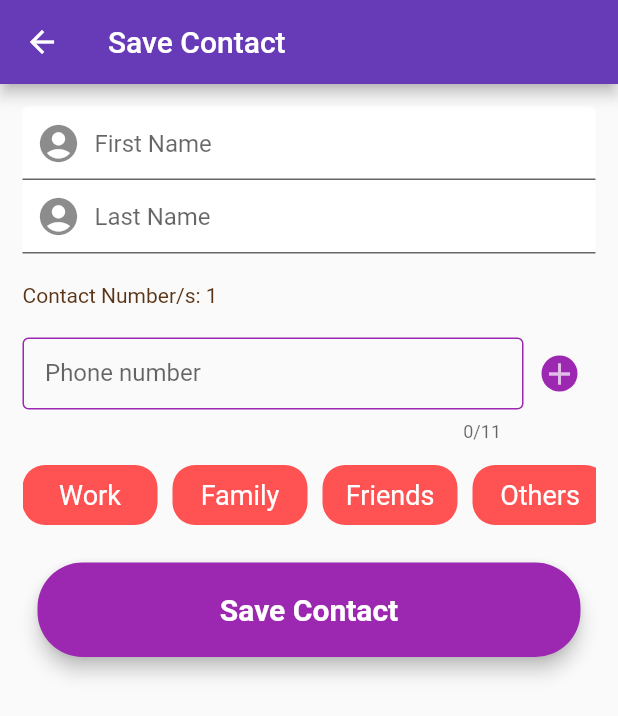
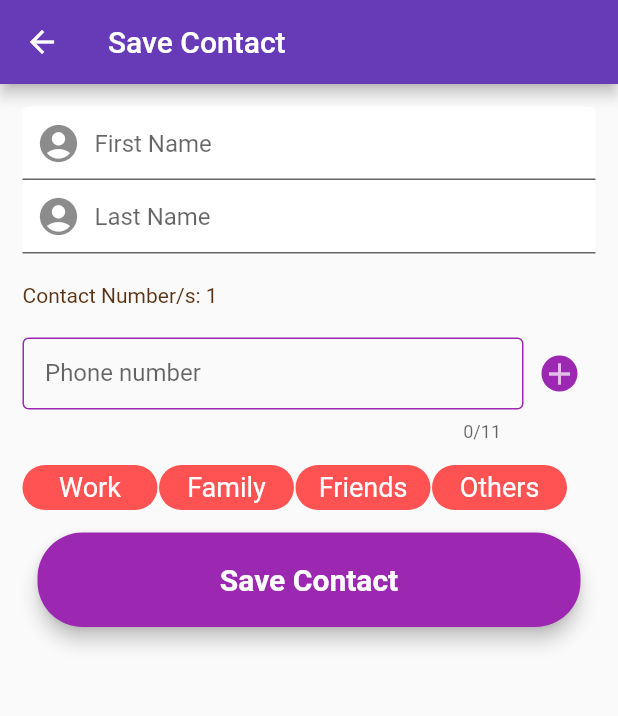
Before and after one commit to AY2020-2021-CpE-OJT/ALVAREZ-TASK004, a Flutter app: the AddContacts screen opened directly, on a phone screen of 412 x 824 dp. Shown: the top 716 px of the screen. Run offline on Flutter 3.47's test engine with Material 2 defaults, Android fonts, the phone set to English and light mode, and no system bars; network calls fail.

Commit message:
Update application contacts

```diff
--- a/lib/screens/add_contacts.dart
+++ b/lib/screens/add_contacts.dart
@@ -121,23 +121,23 @@ class _AddContactsState extends State<AddContacts> {
               height: 15,
             ),
             Container(
-              height: 40,
+              height: 30,
               child: ListView(
                 scrollDirection: Axis.horizontal,
                 children: [
                   _buildContactType('Work'),
-                  SizedBox(width: 10),
+                  SizedBox(width: 1),
                   _buildContactType('Family'),
-                  SizedBox(width: 10),
+                  SizedBox(width: 1),
                   _buildContactType('Friends'),
-                  SizedBox(width: 10),
+                  SizedBox(width: 1),
                   _buildContactType('Others'),
-                  SizedBox(width: 10),
+                  SizedBox(width: 1),
                 ],
               ),
             ),
             SizedBox(
-              height: 25,
+              height: 15,
             ),
             Container(
               width: double.infinity,
@@ -181,7 +181,8 @@ class _AddContactsState extends State<AddContacts> {
         Expanded(
           child: TextFormField(
             onFieldSubmitted: (_) => FocusScope.of(context).unfocus(),
-            controller: _numberController[key],//_numberController[0] != _numberController[1]
+            controller: _numberController[
+                key], //_numberController[0] != _numberController[1]
             textCapitalization: TextCapitalization.sentences,
             maxLength: 11,
             keyboardType: TextInputType.phone,
@@ -226,7 +227,10 @@ class _AddContactsState extends State<AddContacts> {
     List<String> reversedpnums = number.reversed.toList();
 
     setState(() {
-      contactsAppend.insert(0,ContactData(_lnameController.text, _fnameController.text, reversedpnums));
+      contactsAppend.insert(
+          0,
+          ContactData(
+              _lnameController.text, _fnameController.text, reversedpnums));
     });
     print('Status Append Contacts [Success]');
   }
@@ -311,7 +315,7 @@ class CheckScreen extends StatelessWidget {
                   SizedBox(
                     height: 40,
                   ),
-                  Text('Created Successfully',
+                  Text('Create Successfull',
                       style: TextStyle(
                           color: Colors.red,
                           fontWeight: FontWeight.bold,
--- a/lib/screens/contacts.dart
+++ b/lib/screens/contacts.dart
@@ -295,8 +295,9 @@ class _ContactsState extends State<Contacts> {
                   )
                 : Center(
                     child: CircularProgressIndicator(
-                        valueColor:
-                            AlwaysStoppedAnimation<Color>(Colors.purple),backgroundColor: Colors.pink,));
+                    valueColor: AlwaysStoppedAnimation<Color>(Colors.purple),
+                    backgroundColor: Colors.pink,
+                  ));
           },
         ),
       ),
```
Also changed, not shown: lib/screens/update_contacts.dart (+16 -12 lines).
